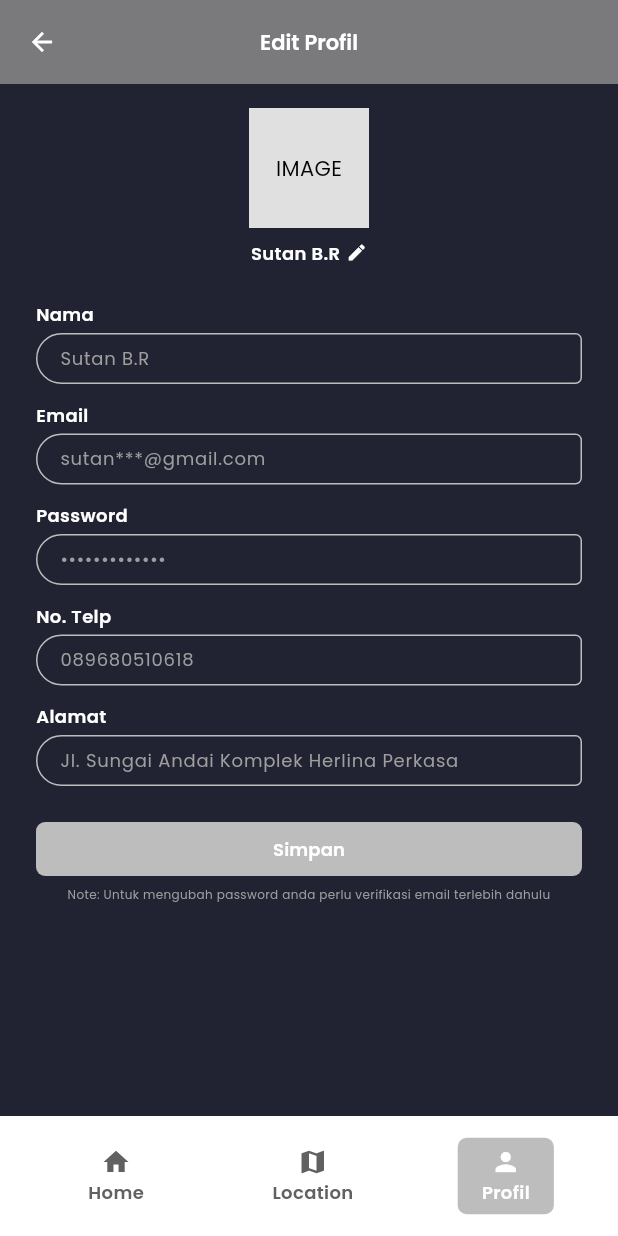
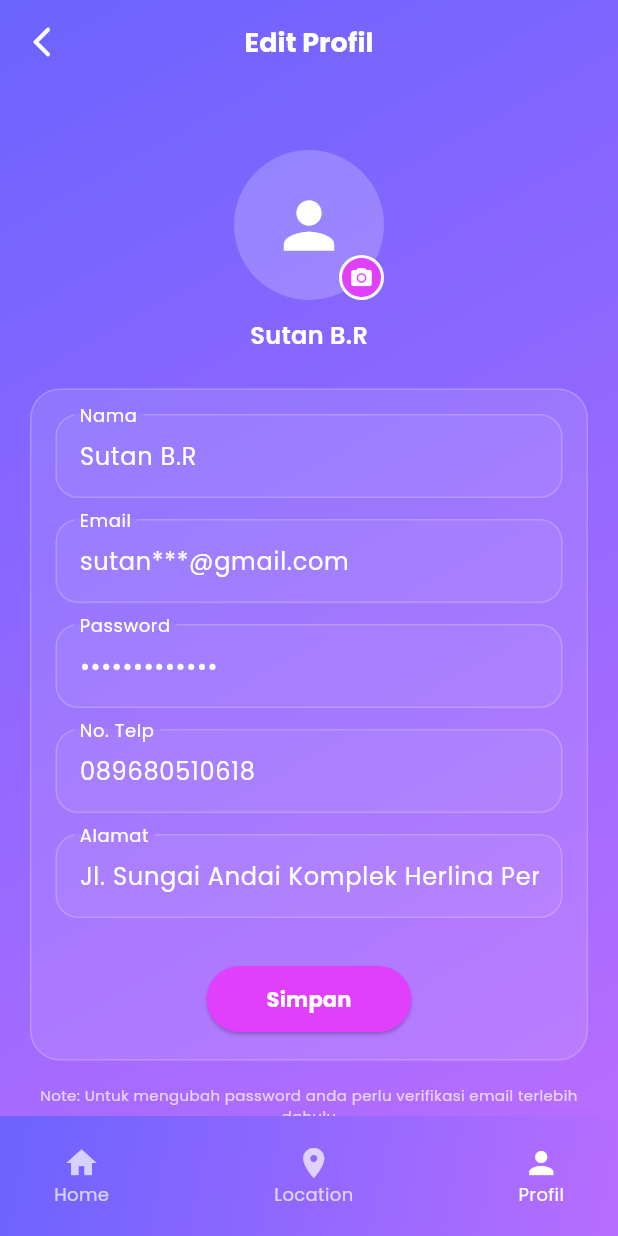
Before and after one commit to Ryayaa/Sawit-2025, a Flutter app: the EditProfilPage screen opened directly, on a phone screen of 412 x 824 dp. Run offline on Flutter 3.47's test engine with Material 3 defaults, Android fonts, the phone set to English and light mode, and no system bars; our stand-ins replace fl_chart, flutter_map, flutter_svg, google_fonts, latlong2; project files that could hold a hidden picture were left out.

Commit message:
percantik halaman profil dan edit profil serta sedikit menambahkan animasi

```diff
--- a/lib/screens/profil/editprofilpage.dart
+++ b/lib/screens/profil/editprofilpage.dart
@@ -11,13 +11,13 @@ class EditProfilApp extends StatelessWidget {
   Widget build(BuildContext context) {
     return MaterialApp(
       title: 'Edit Profil',
+      debugShowCheckedModeBanner: false,
       theme: ThemeData(
-        primarySwatch: Colors.grey,
-        fontFamily: 'Sans-serif',
-        scaffoldBackgroundColor: Colors.white,
+        fontFamily: 'Roboto',
+        useMaterial3: true,
+        colorScheme: ColorScheme.fromSeed(seedColor: Colors.purpleAccent),
       ),
       home: const EditProfilPage(),
-      debugShowCheckedModeBanner: false,
     );
   }
 }
@@ -51,262 +51,163 @@ class _EditProfilPageState extends State<EditProfilPage> {
   @override
   Widget build(BuildContext context) {
     return Scaffold(
+      extendBodyBehindAppBar: true,
       appBar: AppBar(
+        backgroundColor: Colors.transparent,
+        elevation: 0,
+        centerTitle: true,
+        title: const Text("Edit Profil", style: TextStyle(color: Colors.white, fontSize: 18, fontWeight: FontWeight.bold)),
         leading: IconButton(
-          icon: const Icon(Icons.arrow_back, color: Colors.white, size: 20),
-          onPressed: () => Navigator.of(context).pop(),
-        ),
-        title: const Text(
-          'Edit Profil',
-          style: TextStyle(
-            fontSize: 14,
-            fontWeight: FontWeight.w600,
-            color: Colors.white,
+          icon: const Icon(Icons.arrow_back_ios_new_rounded, color: Colors.white),
+          onPressed: () => Navigator.pop(context),
         ),
       ),
-        centerTitle: true,
-        backgroundColor: Colors.grey[600],
-        elevation: 1,
-      ),
-      body: Padding(
-        padding: const EdgeInsets.symmetric(horizontal: 24, vertical: 16),
-        child: Column(
-          children: [
-            Column(
+      body: Stack(
         children: [
           Container(
-                  width: 80,
-                  height: 80,
-                  color: Colors.grey[300],
-                  alignment: Alignment.center,
-                  child: const Text('IMAGE',
-                    style: TextStyle(
-                      color: Colors.black,
-                      fontSize: 14,
+            decoration: const BoxDecoration(
+              gradient: LinearGradient(
+                colors: [Color(0xFF6C63FF), Color(0xFFB76DFF)],
+                begin: Alignment.topLeft,
+                end: Alignment.bottomRight,
               ),
             ),
           ),
-                const SizedBox(height: 8),
-                Row(
-                  mainAxisSize: MainAxisSize.min,
-                  children: const [
-                    Text(
-                      'Sutan B.R',
-                      style: TextStyle(
-                        fontWeight: FontWeight.w600,
-                        fontSize: 12,
+          SingleChildScrollView(
+            padding: const EdgeInsets.fromLTRB(20, 100, 20, 20),
+            child: Column(
+              children: [
+                Stack(
+                  alignment: Alignment.bottomRight,
+                  children: [
+                    CircleAvatar(
+                      radius: 50,
+                      backgroundColor: Colors.white.withOpacity(0.2),
+                      child: const Icon(Icons.person, size: 50, color: Colors.white),
                     ),
+                    Container(
+                      decoration: BoxDecoration(
+                        shape: BoxShape.circle,
+                        color: Colors.purpleAccent,
+                        border: Border.all(color: Colors.white, width: 2),
                       ),
-                    SizedBox(width: 4),
-                    Icon(Icons.edit, size: 14),
-                  ],
+                      padding: const EdgeInsets.all(5),
+                      child: const Icon(Icons.camera_alt, size: 16, color: Colors.white),
                     ),
                   ],
                 ),
+                const SizedBox(height: 12),
+                Text('Sutan B.R', style: TextStyle(fontSize: 16, fontWeight: FontWeight.w600, color: Colors.white)),
                 const SizedBox(height: 24),
-            Expanded(
+                Container(
+                  padding: const EdgeInsets.all(16),
+                  decoration: BoxDecoration(
+                    color: Colors.white.withOpacity(0.1),
+                    borderRadius: BorderRadius.circular(20),
+                    border: Border.all(color: Colors.white.withOpacity(0.2)),
+                  ),
                   child: Form(
                     key: _formKey,
-                child: ListView(
+                    child: Column(
                       children: [
-                    _buildTextField(label: 'Nama', controller: _namaController),
-                    _buildTextField(label: 'Email', controller: _emailController, keyboardType: TextInputType.emailAddress),
-                    _buildTextField(label: 'Password', controller: _passwordController, obscureText: true),
-                    _buildTextField(label: 'No. Telp', controller: _telpController, keyboardType: TextInputType.phone),
-                    _buildTextField(label: 'Alamat', controller: _alamatController),
-                    const SizedBox(height: 12),
-                    SizedBox(
-                      width: double.infinity,
-                      height: 36,
-                      child: ElevatedButton(
+                        _buildTextField('Nama', _namaController),
+                        _buildTextField('Email', _emailController, inputType: TextInputType.emailAddress),
+                        _buildTextField('Password', _passwordController, isPassword: true),
+                        _buildTextField('No. Telp', _telpController, inputType: TextInputType.phone),
+                        _buildTextField('Alamat', _alamatController),
+                        const SizedBox(height: 16),
+                        ElevatedButton(
                           style: ElevatedButton.styleFrom(
-                          backgroundColor: Colors.grey[400],
-                          shape: RoundedRectangleBorder(
-                            borderRadius: BorderRadius.circular(6),
-                          ),
-                          elevation: 0,
+                            padding: const EdgeInsets.symmetric(horizontal: 40, vertical: 12),
+                            backgroundColor: Colors.purpleAccent,
+                            shape: RoundedRectangleBorder(borderRadius: BorderRadius.circular(30)),
                           ),
                           onPressed: () {
                             if (_formKey.currentState!.validate()) {
-                            // Do something on save
+                              ScaffoldMessenger.of(context).showSnackBar(
+                                const SnackBar(content: Text("Profil disimpan!")),
+                              );
                             }
                           },
-                        child: const Text(
-                          'Simpan',
-                          style: TextStyle(
-                            fontSize: 12,
-                            fontWeight: FontWeight.w600,
-                            color: Colors.white,
+                          child: const Text("Simpan", style: TextStyle(color: Colors.white, fontWeight: FontWeight.bold)),
+                        ),
+                      ],
                     ),
                   ),
                 ),
-                    ),
-                    const SizedBox(height: 6),
+                const SizedBox(height: 16),
                 const Text(
                   'Note: Untuk mengubah password anda perlu verifikasi email terlebih dahulu',
-                      style: TextStyle(
-                        fontSize: 8,
-                        color: Colors.grey,
-                      ),
+                  style: TextStyle(fontSize: 10, color: Colors.white70),
                   textAlign: TextAlign.center,
                 ),
               ],
             ),
           ),
-            ),
         ],
       ),
+      bottomNavigationBar: Container(
+        decoration: const BoxDecoration(
+          gradient: LinearGradient(
+            colors: [Color(0xFF6C63FF), Color(0xFFB76DFF)],
+            begin: Alignment.topLeft,
+            end: Alignment.bottomRight,
           ),
-      bottomNavigationBar: BottomAppBar(
-        color: Colors.white,
-        elevation: 1,
+        ),
+        padding: const EdgeInsets.symmetric(horizontal: 20),
+        child: BottomAppBar(
+          color: Colors.transparent,
+          elevation: 0,
           child: SizedBox(
-          height: 56,
+            height: 60,
             child: Row(
-            mainAxisAlignment: MainAxisAlignment.spaceAround,
+              mainAxisAlignment: MainAxisAlignment.spaceBetween,
               children: [
-              _buildBottomNavItem(icon: Icons.home, label: 'Home', isActive: false, onTap: () {}),
-              _buildBottomNavItemWithImage(
-                imageUrl: 'https://placehold.co/24x24?text=Map',
-                label: 'Location',
-                isActive: false,
-                onTap: () {},
+                _buildNavItem(Icons.home, "Home", false),
+                _buildNavItem(Icons.location_on, "Location", false),
+                _buildNavItem(Icons.person, "Profil", true),
+              ],
             ),
-              _buildBottomNavItem(icon: Icons.person, label: 'Profil', isActive: true, onTap: () {}),
-            ],
           ),
         ),
       ),
     );
   }
 
-  Widget _buildTextField({
-    required String label,
-    required TextEditingController controller,
-    String? hintText,
-    bool obscureText = false,
-    TextInputType keyboardType = TextInputType.text,
-  }) {
+  Widget _buildTextField(String label, TextEditingController controller, {bool isPassword = false, TextInputType inputType = TextInputType.text}) {
     return Padding(
-      padding: const EdgeInsets.only(bottom: 12),
-      child: Column(
-        crossAxisAlignment: CrossAxisAlignment.start,
-        children: [
-          Text(label,
-              style: const TextStyle(fontSize: 12, fontWeight: FontWeight.w600)),
-          const SizedBox(height: 4),
-          TextFormField(
+      padding: const EdgeInsets.only(bottom: 14),
+      child: TextFormField(
         controller: controller,
-            obscureText: obscureText,
-            keyboardType: keyboardType,
-            style: const TextStyle(fontSize: 12, color: Colors.grey),
+        keyboardType: inputType,
+        obscureText: isPassword,
+        style: const TextStyle(color: Colors.white),
         decoration: InputDecoration(
-              hintText: hintText ?? controller.text,
-              contentPadding: const EdgeInsets.symmetric(horizontal: 12, vertical: 8),
+          labelText: label,
+          labelStyle: const TextStyle(color: Colors.white),
+          filled: true,
+          fillColor: Colors.white.withOpacity(0.05),
           enabledBorder: OutlineInputBorder(
-                borderRadius: const BorderRadius.only(
-                  topLeft: Radius.circular(20),
-                  topRight: Radius.circular(5),
-                  bottomLeft: Radius.circular(20),
-                  bottomRight: Radius.circular(5),
-                ),
-                borderSide: BorderSide(color: Colors.grey.shade400),
+            borderRadius: BorderRadius.circular(15),
+            borderSide: BorderSide(color: Colors.white.withOpacity(0.2)),
           ),
           focusedBorder: OutlineInputBorder(
-                borderRadius: const BorderRadius.only(
-                  topLeft: Radius.circular(20),
-                  topRight: Radius.circular(5),
-                  bottomLeft: Radius.circular(20),
-                  bottomRight: Radius.circular(5),
-                ),
-                borderSide: BorderSide(color: Colors.grey.shade600),
-              ),
-              isDense: true,
+            borderRadius: BorderRadius.circular(15),
+            borderSide: const BorderSide(color: Colors.purpleAccent),
           ),
         ),
-        ],
+        validator: (value) => value == null || value.isEmpty ? 'Field tidak boleh kosong' : null,
       ),
     );
   }
 
-  Widget _buildBottomNavItem({
-    required IconData icon,
-    required String label,
-    required bool isActive,
-    required VoidCallback onTap,
-  }) {
-    final color = isActive ? Colors.white : Colors.grey[700];
-    final bgColor = isActive ? Colors.grey[400] : Colors.transparent;
-
-    return GestureDetector(
-      onTap: onTap,
-      child: Container(
-        padding: const EdgeInsets.symmetric(horizontal: 16, vertical: 6),
-        decoration: BoxDecoration(
-          color: bgColor,
-          borderRadius: BorderRadius.circular(6),
-        ),
-        child: Column(
+  Widget _buildNavItem(IconData icon, String label, bool active) {
+    return Column(
       mainAxisSize: MainAxisSize.min,
       children: [
-            Icon(icon, color: color, size: 20),
-            const SizedBox(height: 2),
-            Text(
-              label,
-              style: TextStyle(
-                fontSize: 12,
-                fontWeight: FontWeight.w600,
-                color: color,
-              ),
-            ),
+        Icon(icon, color: active ? Colors.white : Colors.white70),
+        Text(label, style: TextStyle(color: active ? Colors.white : Colors.white70, fontSize: 12)),
       ],
-        ),
-      ),
-    );
-  }
-
-  Widget _buildBottomNavItemWithImage({
-    required String imageUrl,
-    required String label,
-    required bool isActive,
-    required VoidCallback onTap,
-  }) {
-    final color = isActive ? Colors.white : Colors.grey[700];
-    final bgColor = isActive ? Colors.grey[400] : Colors.transparent;
-
-    return GestureDetector(
-      onTap: onTap,
-      child: Container(
-        padding: const EdgeInsets.symmetric(horizontal: 16, vertical: 6),
-        decoration: BoxDecoration(
-          color: bgColor,
-          borderRadius: BorderRadius.circular(6),
-        ),
-        child: Column(
-          mainAxisSize: MainAxisSize.min,
-          children: [
-            Image.network(
-              imageUrl,
-              width: 24,
-              height: 24,
-              color: color,
-              colorBlendMode: BlendMode.srcIn,
-              errorBuilder: (context, error, stackTrace) {
-                return Icon(Icons.map, color: color, size: 20);
-              },
-            ),
-            const SizedBox(height: 2),
-            Text(
-              label,
-              style: TextStyle(
-                fontSize: 12,
-                fontWeight: FontWeight.w600,
-                color: color,
-              ),
-            ),
-          ],
-        ),
-      ),
     );
   }
 }
```
Also changed, not shown: lib/screens/dashboard/components/header.dart (+20 -1 lines), lib/screens/profil/profil.dart (+102 -73 lines). Lines whose indentation alone changed are shown as unchanged.
